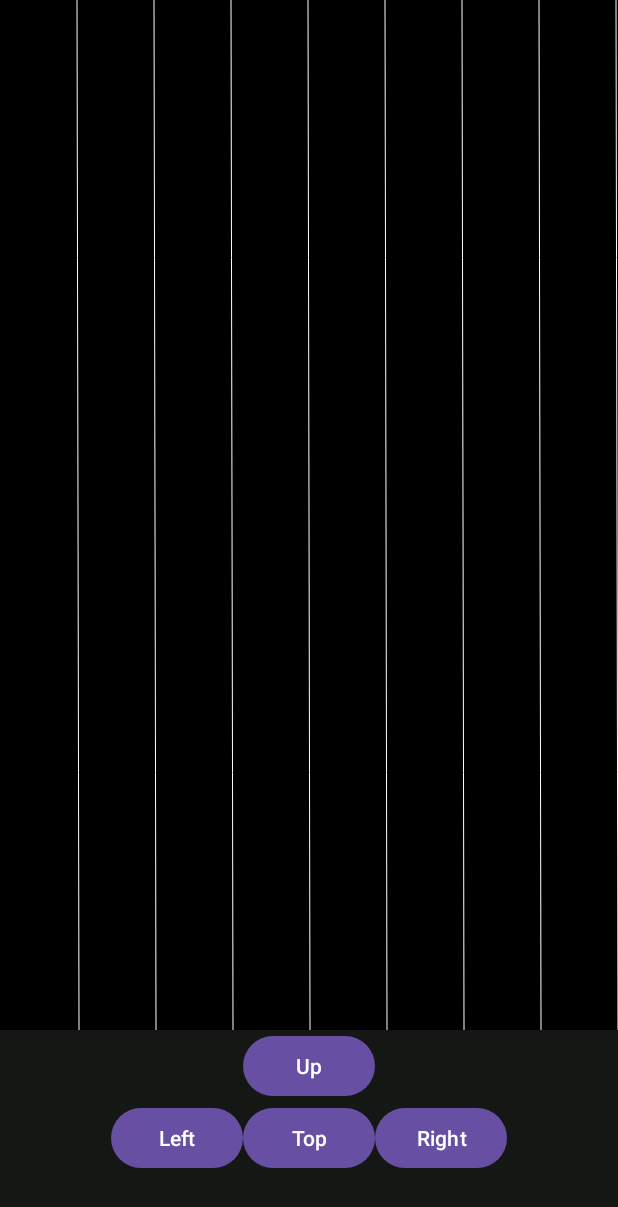
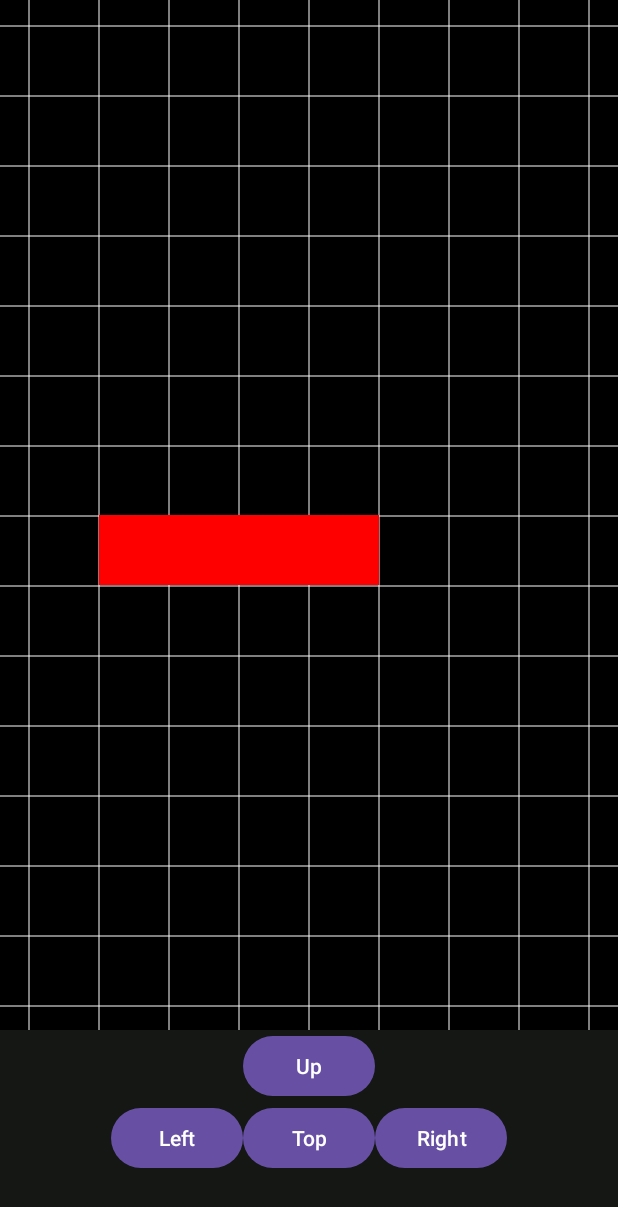
Before and after one commit to kamilmichna/androTetris, an Android app: the screen it shows after launch (MainActivity), on a phone screen of 412 x 824 dp. Shown: the top 1207 px of the screen. Run offline under Robolectric (Android 15) with nearby library versions, the phone set to English and light mode, and no system bars.

```diff
--- a/app/src/main/java/com/example/androTetris/GameState.java
+++ b/app/src/main/java/com/example/androTetris/GameState.java
@@ -1,4 +1,7 @@
 package com.example.androTetris;
 
 public class GameState {
+    public GameState() {
+
+    }
 }
--- a/app/src/main/java/com/example/androTetris/MainActivity.java
+++ b/app/src/main/java/com/example/androTetris/MainActivity.java
@@ -13,6 +13,7 @@ public class MainActivity extends AppCompatActivity {
         setContentView(R.layout.activity_main);
         MatrixView canvas = findViewById(R.id.canvas);
         Matrix matrix = new Matrix();
+        matrix.drawMatrixObject(10,2);
         canvas.setMatrix(matrix.matrix);
     }
 }
--- a/app/src/main/java/com/example/androTetris/Matrix.java
+++ b/app/src/main/java/com/example/androTetris/Matrix.java
@@ -5,7 +5,32 @@ package com.example.androTetris;
 // y for active block
 // z for inactive blocks
 public class Matrix {
-    public char[][] matrix = {
+    public char[][] matrix;
+    public Matrix() {
+        this.matrix = getDefaultMatrix();
+    }
+
+
+    public void drawMatrixObject(int yPos, int xPos) {
+        char[][] matrix = {{'z','z','z','z'}};
+        MatrixObjectVariant[] arr = {new MatrixObjectVariant("left", matrix)};
+        MatrixObject obj = new MatrixObject(
+                arr
+        );
+
+        int yLen = obj.activeVariant.matrix.length;
+        int xLen = obj.activeVariant.matrix[0].length;
+        System.out.println(yLen);
+        for (int y = 0; y < yLen; y++) {
+            for (int x = 0; x < xLen; x++) {
+                    this.matrix[y+yPos][x+xPos] = obj.activeVariant.matrix[y][x];
+            }
+        }
+    }
+
+    private char[][] getDefaultMatrix() {
+        char[][] arr = {
+                {'x', 'x', 'x', 'x', 'x', 'x', 'x', 'x', 'x', 'x'},
                 {'x', 'x', 'x', 'x', 'x', 'x', 'x', 'x', 'x', 'x'},
                 {'x', 'x', 'x', 'x', 'x', 'x', 'x', 'x', 'x', 'x'},
                 {'x', 'x', 'x', 'x', 'x', 'x', 'x', 'x', 'x', 'x'},
@@ -26,7 +51,6 @@ public class Matrix {
                 {'x', 'x', 'x', 'x', 'x', 'x', 'x', 'x', 'x', 'x'},
                 {'x', 'x', 'x', 'x', 'x', 'x', 'x', 'x', 'x', 'x'}
         };
-
-    public Matrix() {
+        return arr;
     }
 }
--- a/app/src/main/java/com/example/androTetris/MatrixObject.java
+++ b/app/src/main/java/com/example/androTetris/MatrixObject.java
@@ -2,11 +2,11 @@ package com.example.androTetris;
 
 public class MatrixObject extends Matrix {
     private final MatrixObjectVariant[] variants;
-    private MatrixObjectVariant activeVariant;
+    public MatrixObjectVariant activeVariant;
 
-    public MatrixObject(String[][] matrix, MatrixObjectVariant[] variants) {
-//        super(matrix);
+    public MatrixObject(MatrixObjectVariant[] variants) {
         this.variants = variants;
+        this.activeVariant = variants[0];
     }
 
     public void rotateObject(String direction) {
--- a/app/src/main/java/com/example/androTetris/MatrixObjectVariant.java
+++ b/app/src/main/java/com/example/androTetris/MatrixObjectVariant.java
@@ -2,9 +2,9 @@ package com.example.androTetris;
 
 public class MatrixObjectVariant {
     public String direction;
-    public String[][] matrix;
+    public char[][] matrix;
 
-    public MatrixObjectVariant(String direction, String[][] matrix){
+    public MatrixObjectVariant(String direction, char[][] matrix){
         this.direction = direction;
         this.matrix = matrix;
     }
--- a/app/src/main/java/com/example/androTetris/MatrixView.java
+++ b/app/src/main/java/com/example/androTetris/MatrixView.java
@@ -11,6 +11,8 @@ import android.view.View;
 import androidx.annotation.Nullable;
 
 public class MatrixView extends View {
+    private char[][] matrix;
+
     public MatrixView(Context context, @Nullable AttributeSet attrs) {
         super(context, attrs);
     }
@@ -19,33 +21,59 @@ public class MatrixView extends View {
     public void onDraw(Canvas canvas){
         int width = this.getWidth();
         int height = this.getHeight();
+        System.out.println(height);
         System.out.println();
         canvas.drawColor(Color.rgb(0,0,0));
-
         Paint redPaint = new Paint();
         redPaint.setColor(Color.rgb(255, 0, 0));
 
-        Paint greenPaint = new Paint();
-        greenPaint.setColor(Color.rgb(0, 255, 0));
-
-        Paint bluePaint = new Paint();
-        bluePaint.setColor(Color.rgb(0, 0, 255));
 
         drawVerticalGrid(canvas,width,height);
+        drawHorizontalGrid(canvas,width,height);
+        drawMatrix(canvas, matrix,width,height);
     }
 
     private void drawVerticalGrid(Canvas canvas, int width, int height) {
         Paint whitePaint = new Paint();
         whitePaint.setColor(Color.rgb(255, 255, 255));
-        int cellWidth = width / 8;
-        for (int i = 0; i < 8; i++ ) {
-            canvas.drawLine(0 + cellWidth * (i + 1), 0,  2 + cellWidth * (i + 1), height, whitePaint );
+        int cellWidth = width / 10;
+        for (int i = 0; i < 9; i++ ) {
+            canvas.drawLine(cellWidth * (i + 1), 0,   cellWidth * (i + 1), height, whitePaint );
+        }
+    }
+
+    private void drawHorizontalGrid(Canvas canvas, int width, int height) {
+        Paint whitePaint = new Paint();
+        whitePaint.setColor(Color.rgb(255, 255, 255));
+        int cellWidth = height / 20;
+        for (int i = 0; i < 19; i++ ) {
+            canvas.drawLine(0, cellWidth * (i + 1) + 1,  width, cellWidth * (i + 1) + 1, whitePaint );
+        }
+    }
+
+    private void drawMatrix(Canvas canvas, char[][] matrix, int width, int height) {
+        int cellSize = width / 10;
+        for (int x = 0; x < 20; x++) {
+            for (int y = 0; y < 10; y++) {
+                if (matrix[x][y] == 'z') {
+                    //incactive blocks
+                    Paint redPaint = new Paint();
+                    System.out.println("ASD");
+                    redPaint.setColor(Color.rgb(255, 0, 0));
+                    canvas.drawRect(new Rect(y * cellSize, x * cellSize, y * cellSize + cellSize, x * cellSize + cellSize), redPaint);
+                } else if (matrix[x][y] == 'y') {
+                    //active blocks
+                    Paint bluePaint = new Paint();
+                    System.out.println("ASD");
+                    bluePaint.setColor(Color.rgb(0, 0, 255));
+                    canvas.drawRect(new Rect(y * cellSize, x * cellSize, y * cellSize + cellSize, x * cellSize + cellSize), bluePaint);
+                }
+            }
         }
     }
 
     public void setMatrix(char[][] matrix)
     {
-        System.out.println("DRAWING DRAWING");
-        System.out.println(matrix.length);
+        this.matrix = matrix;
     }
 }
--- a/app/src/main/res/layout/activity_main.xml
+++ b/app/src/main/res/layout/activity_main.xml
@@ -8,18 +8,18 @@
     android:layout_height="match_parent"
     android:orientation="vertical">
 
-    <GridLayout
+    <LinearLayout
         android:layout_width="match_parent"
         android:layout_height="0dip"
-        android:layout_weight="5" >
+        android:gravity="center"
+        android:layout_gravity="center"
+        android:layout_weight="5">
 
         <com.example.androTetris.MatrixView
             android:id="@+id/canvas"
-            android:layout_width="wrap_content"
-            android:layout_height="wrap_content"
-            android:layout_row="0"
-            android:layout_column="0" />
-    </GridLayout>
+            android:layout_width="700px"
+            android:layout_height="1400px" />
+    </LinearLayout>
 
     <LinearLayout
         android:id="@+id/gameControls"
```
Lines whose indentation alone changed are shown as unchanged.
